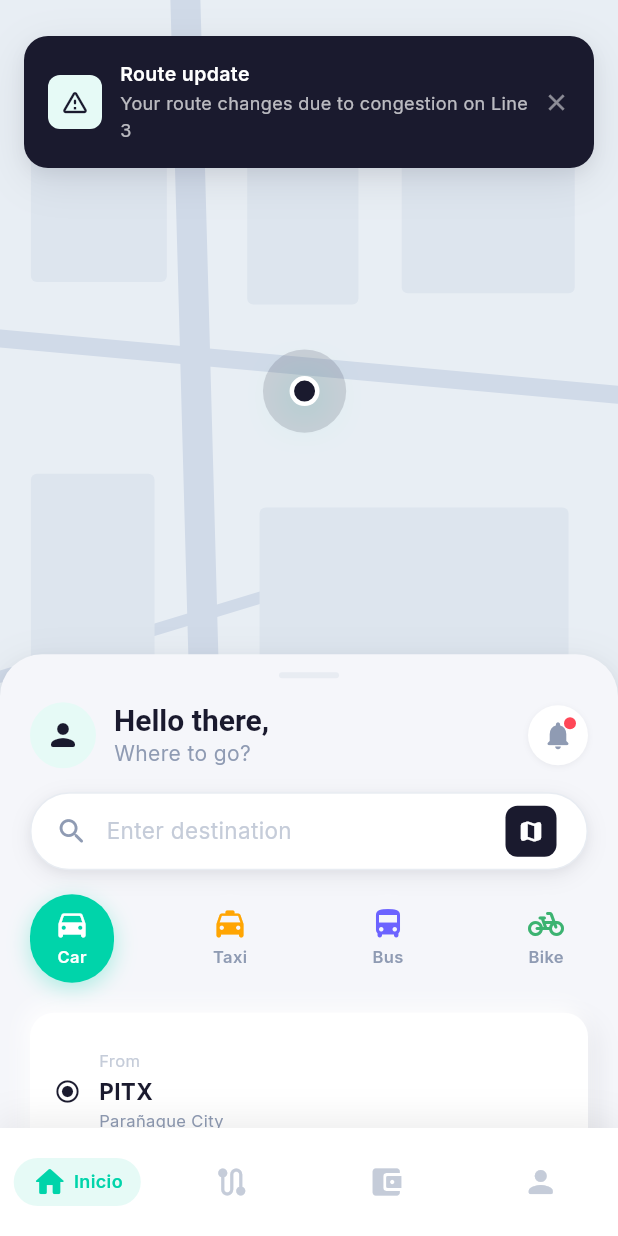
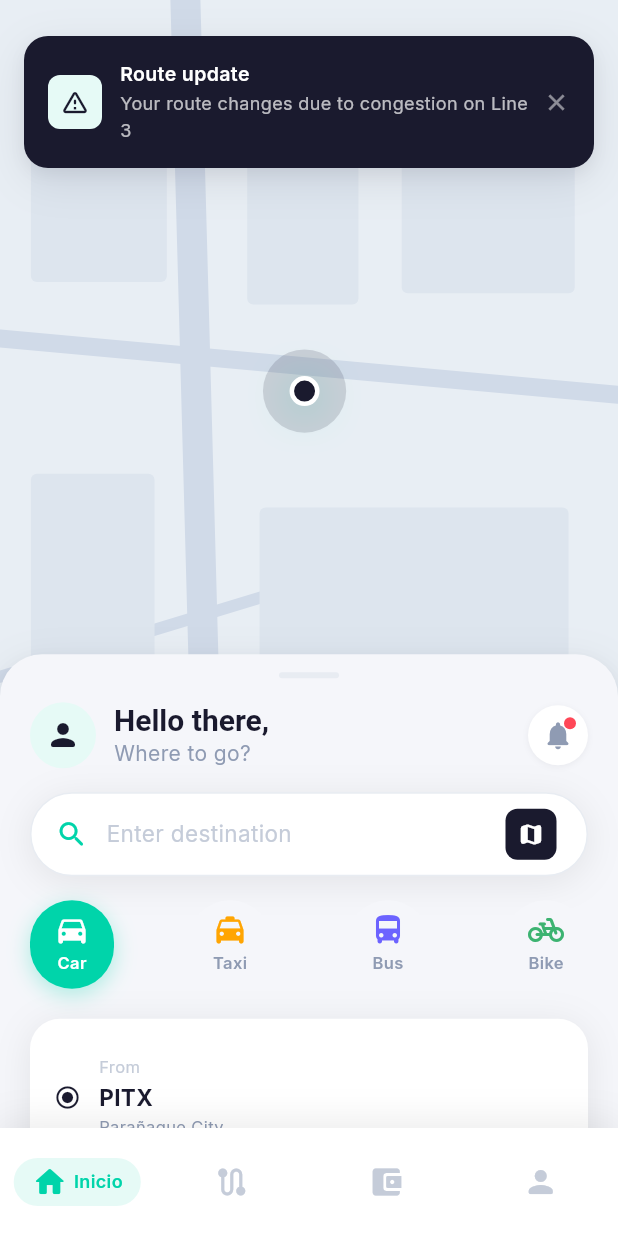
Before and after one commit to LaszloSM/gosmart, a Flutter app: the screen it shows once a user with an empty profile is signed in, on a phone screen of 412 x 824 dp. Run offline on Flutter 3.47's test engine with Material 3 defaults, Android fonts, the phone set to English and light mode, and no system bars; our stand-ins replace flutter_dotenv, flutter_riverpod, go_router, google_fonts, supabase_flutter; missing offline and left inert: flutter_stripe; accounts and stored records are empty.

Commit message:
feat(widgets): update GSCard, GSTextField, GSSearchBar, GSBottomSheet; remove migration aliases
- GSCard: use GSShadow.card + GSRadius.xl defaults (was neumorphic/lg)
- GSModeChip: use GSColors.surfaceDark (was surface2 alias)
- GSOptionCard: use GSShadow.accent/GSColors.accent (was primary aliases)
- GSTextField: clean up stray whitespace; GSSearchBar: height 56, GSShadow.card, accent search icon
- GSBottomSheet drag handle: GSColors.accent.withOpacity(0.4) (was border)
- design_tokens.dart: remove primaryLight, primaryHover, surface2 migration aliases
- Update 9 files that referenced the removed aliases → canonical accentLight/accentHover/surfaceDark

Co-Authored-By: Claude Sonnet 4.6 <noreply@anthropic.com>

```diff
--- a/lib/screens/history/history_screen.dart
+++ b/lib/screens/history/history_screen.dart
@@ -402,7 +402,7 @@ class _EmptyState extends StatelessWidget {
               width: 80,
               height: 80,
               decoration: BoxDecoration(
-                color: GSColors.surface2,
+                color: GSColors.surfaceDark,
                 shape: BoxShape.circle,
               ),
               child: Icon(icon, size: 40, color: GSColors.textDisabled),
--- a/lib/screens/home/home_screen.dart
+++ b/lib/screens/home/home_screen.dart
@@ -209,7 +209,7 @@ class _HomeScreenState extends ConsumerState<HomeScreen> {
                             width: 44,
                             height: 44,
                             decoration: BoxDecoration(
-                              color: GSColors.primaryLight,
+                              color: GSColors.accentLight,
                               borderRadius: BorderRadius.circular(GSRadius.md),
                             ),
                             child: const Icon(Icons.auto_awesome_rounded,
@@ -280,7 +280,7 @@ class _HomeHeader extends StatelessWidget {
       children: [
         const CircleAvatar(
           radius: 22,
-          backgroundColor: GSColors.primaryLight,
+          backgroundColor: GSColors.accentLight,
           child: Icon(Icons.person_rounded, color: GSColors.primary),
         ),
         const SizedBox(width: GSSpacing.s3),
--- a/lib/screens/onboarding/login_screen.dart
+++ b/lib/screens/onboarding/login_screen.dart
@@ -233,7 +233,7 @@ class _AuthToggle extends StatelessWidget {
       height: 44,
       padding: const EdgeInsets.all(4),
       decoration: BoxDecoration(
-        color: GSColors.surface2,
+        color: GSColors.surfaceDark,
         borderRadius: BorderRadius.circular(GSRadius.full),
       ),
       child: Row(
--- a/lib/screens/profile/profile_screen.dart
+++ b/lib/screens/profile/profile_screen.dart
@@ -58,7 +58,7 @@ class ProfileScreen extends ConsumerWidget {
                     children: [
                       CircleAvatar(
                         radius: 48,
-                        backgroundColor: GSColors.primaryLight,
+                        backgroundColor: GSColors.accentLight,
                         backgroundImage: profile.avatarUrl != null
                             ? NetworkImage(profile.avatarUrl!)
                             : null,
--- a/lib/screens/route_detail/route_detail_screen.dart
+++ b/lib/screens/route_detail/route_detail_screen.dart
@@ -233,7 +233,7 @@ class _DriverCard extends StatelessWidget {
               height: 140,
               width: double.infinity,
               decoration: BoxDecoration(
-                color: GSColors.surface2,
+                color: GSColors.surfaceDark,
                 borderRadius: BorderRadius.circular(GSRadius.md),
                 gradient: LinearGradient(
                   colors: [
--- a/lib/screens/route_planner/route_planner_screen.dart
+++ b/lib/screens/route_planner/route_planner_screen.dart
@@ -205,7 +205,7 @@ class _RouteCard extends StatelessWidget {
         duration: GSDuration.normal,
         padding: const EdgeInsets.all(GSSpacing.s4),
         decoration: BoxDecoration(
-          color: isSelected ? GSColors.primaryLight : GSColors.surface,
+          color: isSelected ? GSColors.accentLight : GSColors.surface,
           borderRadius: BorderRadius.circular(GSRadius.lg),
           border: Border.all(
             color: isSelected ? GSColors.primary : GSColors.border,
--- a/lib/theme/design_tokens.dart
+++ b/lib/theme/design_tokens.dart
@@ -50,10 +50,6 @@ abstract class GSColors {
   static const walk = Color(0xFF8F9BB3);
   static const metro = Color(0xFFFF4757);
 
-  // ── Migration aliases — REMOVE after Task 5 is complete ───────────────────
-  static const primaryLight = accentLight;
-  static const primaryHover = accentHover;
-  static const surface2 = surfaceDark;
 }
 
 abstract class GSSpacing {
--- a/lib/widgets/gs_bottom_sheet.dart
+++ b/lib/widgets/gs_bottom_sheet.dart
@@ -73,7 +73,7 @@ class GSBottomSheet extends StatelessWidget {
                   width: 40,
                   height: 4,
                   decoration: BoxDecoration(
-                    color: GSColors.border,
+                    color: GSColors.accent.withOpacity(0.4),
                     borderRadius: BorderRadius.circular(GSRadius.full),
                   ),
                 ),
--- a/lib/widgets/gs_card.dart
+++ b/lib/widgets/gs_card.dart
@@ -1,7 +1,7 @@
 import 'package:flutter/material.dart';
 import '../theme/design_tokens.dart';
 
-/// Base card with neumorphic-light effect and configurable padding/radius.
+/// Base card with soft floating shadow and configurable padding/radius.
 class GSCard extends StatelessWidget {
   const GSCard({
     super.key,
@@ -28,32 +28,27 @@ class GSCard extends StatelessWidget {
 
   @override
   Widget build(BuildContext context) {
-    final r = radius ?? GSRadius.lg;
+    final r = radius ?? GSRadius.xl; // default 20px
     final content = Container(
       margin: margin,
       decoration: BoxDecoration(
         color: color,
         borderRadius: BorderRadius.circular(r),
-        boxShadow: shadow ?? GSShadow.neumorphic,
+        boxShadow: shadow ?? GSShadow.card,
         border: border,
       ),
       clipBehavior: clip,
-      child: padding != null
-          ? Padding(padding: padding!, child: child)
-          : child,
+      child: padding != null ? Padding(padding: padding!, child: child) : child,
     );
 
     if (onTap != null) {
-      return GestureDetector(
-        onTap: onTap,
-        child: content,
-      );
+      return GestureDetector(onTap: onTap, child: content);
     }
     return content;
   }
 }
 
-// ─── Transport mode chip card ─────────────────────────────────────────────────
+// ─── Transport mode chip ──────────────────────────────────────────────────────
 
 class GSModeChip extends StatelessWidget {
   const GSModeChip({
@@ -82,7 +77,7 @@ class GSModeChip extends StatelessWidget {
           vertical: GSSpacing.s2,
         ),
         decoration: BoxDecoration(
-          color: isSelected ? color : GSColors.surface2,
+          color: isSelected ? color : GSColors.surfaceDark,
           borderRadius: BorderRadius.circular(GSRadius.full),
           boxShadow: isSelected
               ? [
@@ -106,7 +101,6 @@ class GSModeChip extends StatelessWidget {
             Text(
               label,
               style: TextStyle(
-
                 fontSize: 11,
                 fontWeight: FontWeight.w600,
                 color: isSelected ? Colors.white : GSColors.textSecondary,
@@ -119,7 +113,7 @@ class GSModeChip extends StatelessWidget {
   }
 }
 
-// ─── Balance / info card  ─────────────────────────────────────────────────────
+// ─── Balance / info card ──────────────────────────────────────────────────────
 
 class GSInfoCard extends StatelessWidget {
   const GSInfoCard({
@@ -171,7 +165,6 @@ class GSInfoCard extends StatelessWidget {
                 const SizedBox(height: 2),
                 Text(value,
                     style: const TextStyle(
-
                       fontSize: 17,
                       fontWeight: FontWeight.w700,
                       color: GSColors.textPrimary,
@@ -219,21 +212,20 @@ class GSOptionCard extends StatelessWidget {
   @override
   Widget build(BuildContext context) {
     return GSCard(
-      shadow: isSelected ? GSShadow.primary : GSShadow.md,
+      shadow: isSelected ? GSShadow.accent : GSShadow.card,
       border: isSelected
-          ? Border.all(color: GSColors.primary, width: 2)
+          ? Border.all(color: GSColors.accent, width: 2)
           : Border.all(color: GSColors.border, width: 1),
       padding: const EdgeInsets.all(GSSpacing.s3),
       child: Column(
         crossAxisAlignment: CrossAxisAlignment.start,
         children: [
-          // Header
           Row(
             children: [
               CircleAvatar(
                 radius: 20,
                 backgroundImage: NetworkImage(avatarUrl),
-                backgroundColor: GSColors.surface2,
+                backgroundColor: GSColors.surfaceDark,
               ),
               const SizedBox(width: GSSpacing.s3),
               Expanded(
@@ -256,15 +248,13 @@ class GSOptionCard extends StatelessWidget {
               ),
               Text(price,
                   style: const TextStyle(
-
                     fontWeight: FontWeight.w700,
                     fontSize: 16,
-                    color: GSColors.primary,
+                    color: GSColors.accent,
                   )),
             ],
           ),
           const SizedBox(height: GSSpacing.s3),
-          // Vehicle image
           ClipRRect(
             borderRadius: BorderRadius.circular(GSRadius.md),
             child: Image.network(
@@ -274,14 +264,13 @@ class GSOptionCard extends StatelessWidget {
               fit: BoxFit.cover,
               errorBuilder: (_, __, ___) => Container(
                 height: 120,
-                color: GSColors.surface2,
+                color: GSColors.surfaceDark,
                 child: const Icon(Icons.directions_car,
                     size: 48, color: GSColors.textDisabled),
               ),
             ),
           ),
           const SizedBox(height: GSSpacing.s3),
-          // Footer
           Row(
             children: [
               const Icon(Icons.access_time,
@@ -301,9 +290,8 @@ class GSOptionCard extends StatelessWidget {
                       borderRadius: BorderRadius.circular(GSRadius.full),
                     ),
                   ),
-                  child: const Text('Book Now',
-                      style:
-                          TextStyle(fontSize: 13, fontWeight: FontWeight.w600)),
+                  child: const Text('Reservar',
+                      style: TextStyle(fontSize: 13, fontWeight: FontWeight.w600)),
                 ),
             ],
           ),
--- a/lib/widgets/gs_text_field.dart
+++ b/lib/widgets/gs_text_field.dart
@@ -60,7 +60,6 @@ class GSTextField extends StatelessWidget {
         autofocus: autofocus,
         textCapitalization: textCapitalization,
         style: const TextStyle(
-
           fontSize: 15,
           color: GSColors.textPrimary,
           fontWeight: FontWeight.w400,
@@ -104,18 +103,18 @@ class GSSearchBar extends StatelessWidget {
     return GestureDetector(
       onTap: readOnly ? onTap : null,
       child: Container(
-        height: 52,
+        height: 56,
         padding: const EdgeInsets.symmetric(horizontal: GSSpacing.s4),
         decoration: BoxDecoration(
           color: GSColors.surface,
           borderRadius: BorderRadius.circular(GSRadius.full),
-          boxShadow: GSShadow.md,
+          boxShadow: GSShadow.card,
           border: Border.all(color: GSColors.border, width: 1),
         ),
         child: Row(
           children: [
             const Icon(Icons.search_rounded,
-                size: 22, color: GSColors.textSecondary),
+                size: 22, color: GSColors.accent),
             const SizedBox(width: GSSpacing.s3),
             Expanded(
               child: readOnly
@@ -135,9 +134,7 @@ class GSSearchBar extends StatelessWidget {
                         isDense: true,
                       ),
                       style: const TextStyle(
-
-                          fontSize: 15,
-                          color: GSColors.textPrimary),
+                          fontSize: 15, color: GSColors.textPrimary),
                     ),
             ),
             if (trailing != null) trailing!,
--- a/lib/widgets/gs_toast.dart
+++ b/lib/widgets/gs_toast.dart
@@ -173,7 +173,7 @@ class GSNotificationBanner extends StatelessWidget {
             Container(
               padding: const EdgeInsets.all(8),
               decoration: BoxDecoration(
-                color: GSColors.primaryLight,
+                color: GSColors.accentLight,
                 borderRadius: BorderRadius.circular(GSRadius.sm),
               ),
               child: Icon(icon, color: GSColors.primary, size: 20),
```
Also changed, not shown: lib/screens/ai_chat/ai_chat_screen.dart (+4 -4 lines), lib/screens/payment_validation/payment_validation_screen.dart (+5 -5 lines), lib/screens/wallet/wallet_screen.dart (+5 -5 lines).
